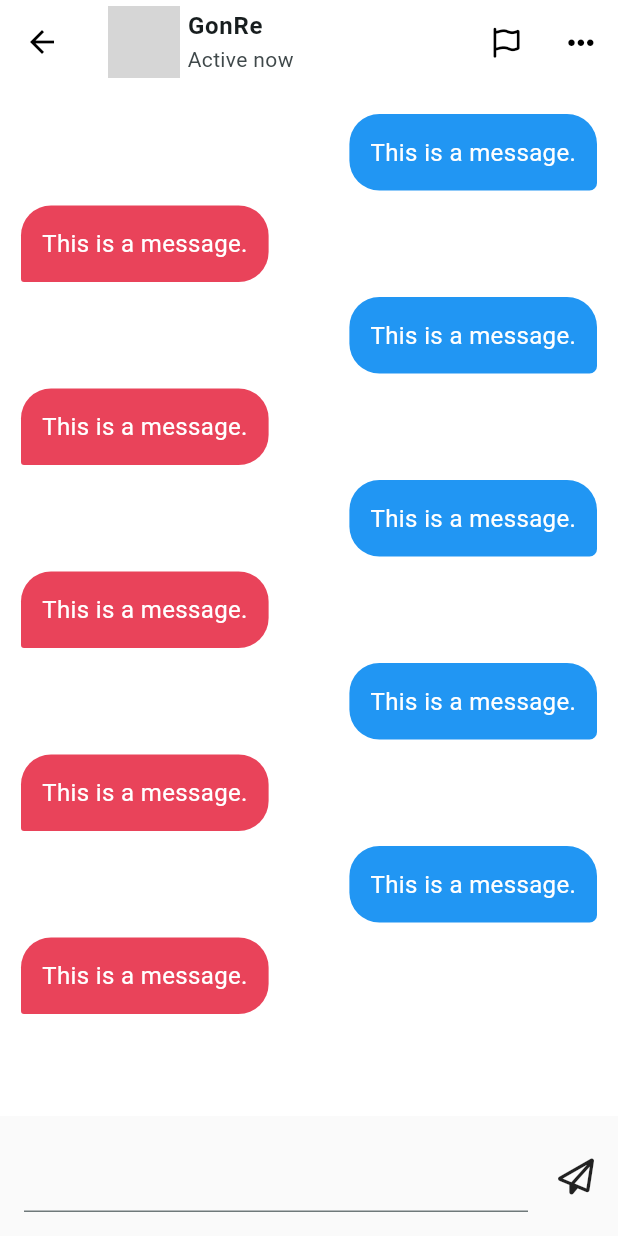
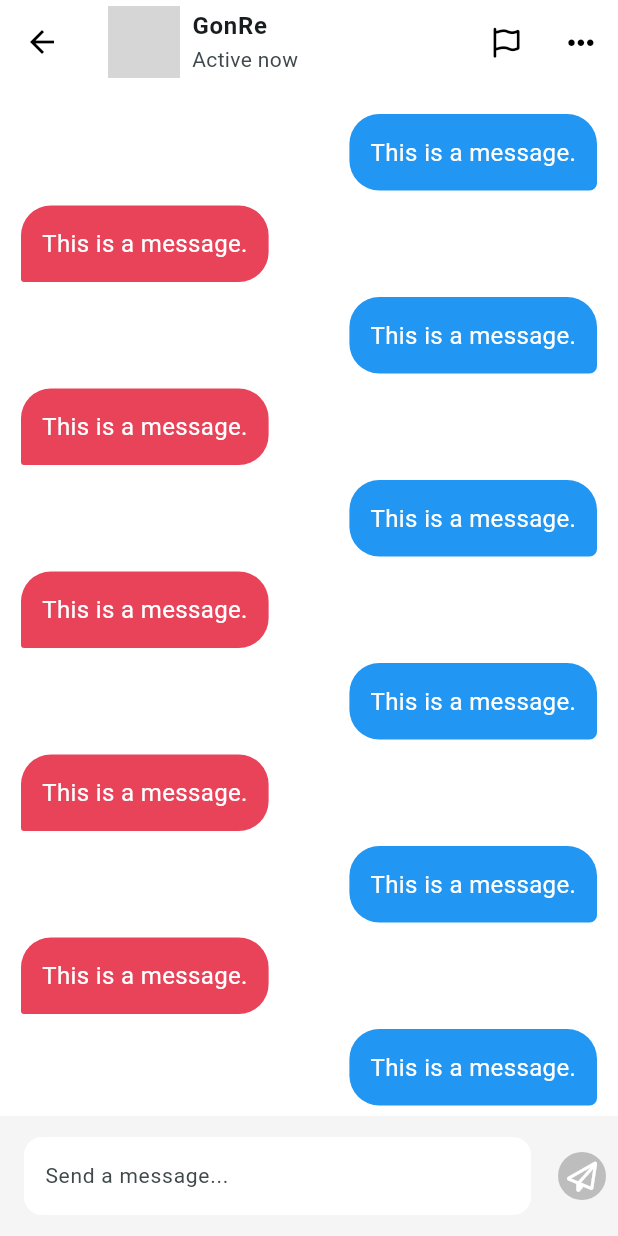
Before and after one commit to thekuhn37/flutter_tiktokclone, a Flutter app: the ChatDetailScreen screen opened directly, on a phone screen of 412 x 824 dp. Run offline on Flutter 3.47's test engine with Material 3 defaults, Android fonts, the phone set to English and light mode, and no system bars; our stand-ins replace font_awesome_flutter, video_player, visibility_detector; missing offline and left inert: dart:ffi; network calls fail; grey boxes are pictures that could not be loaded.

Commit message:
11. Code Challenge

```diff
--- a/lib/features/inbox/chat_detail_screen.dart
+++ b/lib/features/inbox/chat_detail_screen.dart
@@ -13,27 +13,105 @@ class ChatDetailScreen extends StatefulWidget {
 }
 
 class _ChatDetailScreenState extends State<ChatDetailScreen> {
+  late final TextEditingController _textEditingController;
+  bool _isWriting = false;
+  bool _isFieldtapped = false;
+
+  @override
+  void initState() {
+    _isWriting = false;
+    _isFieldtapped = false;
+    _textEditingController = TextEditingController();
+    super.initState();
+  }
+
+  @override
+  void dispose() {
+    _textEditingController.dispose();
+    super.dispose();
+  }
+
+  void _onStartWriting() {
+    setState(
+      () {
+        _isFieldtapped = true;
+      },
+    );
+  }
+
+  void _stopWriting() {
+    FocusScope.of(context).unfocus();
+    setState(() {
+      _isWriting = false;
+      _isFieldtapped = false;
+    });
+  }
+
+  void _onTextChanged(String text) {
+    setState(
+      () {
+        text.isNotEmpty ? _isWriting = true : _isWriting = false;
+      },
+    );
+  }
+
+  void _onTextSubmitted() {
+    FocusScope.of(context).unfocus();
+    print(_textEditingController.value);
+    setState(
+      () {
+        _isWriting = false;
+        _isFieldtapped = false;
+        _textEditingController.clear();
+      },
+    );
+  }
+
   @override
   Widget build(BuildContext context) {
-    return Scaffold(
+    return GestureDetector(
+      onTap: _stopWriting,
+      child: Scaffold(
         appBar: AppBar(
-        title: const ListTile(
+          title: ListTile(
             contentPadding: EdgeInsets.zero,
-          horizontalTitleGap: Sizes.size5,
-          leading: CircleAvatar(
+            horizontalTitleGap: Sizes.size8,
+            leading: Stack(
+              children: [
+                const CircleAvatar(
                   radius: Sizes.size24,
                   foregroundImage: NetworkImage(
                       "https://avatars.githubusercontent.com/u/107166856?s=96&v=4"),
                   child: Text('DH'),
                 ),
-          title: Text(
+                Positioned(
+                  bottom: 0,
+                  left: Sizes.size32,
+                  child: Container(
+                    decoration: BoxDecoration(
+                      color: const Color.fromARGB(255, 44, 242, 50),
+                      border: Border.all(
+                        width: 3,
+                        color: Colors.white,
+                      ),
+                      borderRadius: BorderRadius.circular(Sizes.size10),
+                    ),
+                    child: const CircleAvatar(
+                      backgroundColor: Colors.transparent,
+                      radius: Sizes.size5,
+                    ),
+                  ),
+                ),
+              ],
+            ),
+            title: const Text(
               "GonRe",
               style: TextStyle(
                 fontWeight: FontWeight.w600,
               ),
             ),
-          subtitle: Text("Active now"),
-          trailing: Row(
+            subtitle: const Text("Active now"),
+            trailing: const Row(
               mainAxisSize: MainAxisSize.min,
               children: [
                 FaIcon(
@@ -54,6 +132,7 @@ class _ChatDetailScreenState extends State<ChatDetailScreen> {
         body: Stack(
           children: [
             ListView.separated(
+              keyboardDismissBehavior: ScrollViewKeyboardDismissBehavior.onDrag,
               padding: const EdgeInsets.symmetric(
                 vertical: Sizes.size20,
                 horizontal: Sizes.size14,
@@ -96,27 +175,90 @@ class _ChatDetailScreenState extends State<ChatDetailScreen> {
                 );
               },
               separatorBuilder: (context, index) => Gaps.v10,
-            itemCount: 10,
+              itemCount: 20,
             ),
             Positioned(
               bottom: 0,
               width: MediaQuery.of(context).size.width,
+              // heigh,
               child: BottomAppBar(
+                padding: const EdgeInsets.only(
+                  top: Sizes.size14,
+                  bottom: Sizes.size14,
+                  left: Sizes.size16,
+                ),
                 elevation: 0,
-                color: Colors.grey.shade50,
+                color: Colors.grey.shade100,
                 child: Row(
+                  mainAxisSize: MainAxisSize.min,
                   children: [
-                    const Expanded(child: TextField()),
+                    Expanded(
+                      child: TextField(
+                        controller: _textEditingController,
+                        onChanged: _onTextChanged,
+                        onTap: _onStartWriting,
+                        expands: true,
+                        minLines: null,
+                        maxLines: null,
+                        textInputAction: TextInputAction.newline,
+                        cursorColor: Theme.of(context).colorScheme.onPrimary,
+                        style: const TextStyle(
+                          fontSize: Sizes.size14,
+                        ),
+                        decoration: InputDecoration(
+                          contentPadding: const EdgeInsets.symmetric(
+                            vertical: Sizes.size1,
+                            horizontal: Sizes.size10,
+                          ),
+                          isCollapsed: false,
+                          hintText: "Send a message...",
+                          border: OutlineInputBorder(
+                            borderRadius: BorderRadius.circular(Sizes.size12),
+                            borderSide: BorderSide.none,
+                          ),
+                          filled: true,
+                          fillColor: Colors.white,
+                          suffixIcon: _isFieldtapped
+                              ? const Padding(
+                                  padding: EdgeInsets.only(
+                                    top: Sizes.size10,
+                                    right: Sizes.size6,
+                                  ),
+                                  child: FaIcon(
+                                    FontAwesomeIcons.faceLaugh,
+                                  ),
+                                )
+                              : null,
+                        ),
+                      ),
+                    ),
                     // if we don't set the width of the textfield, there is always
                     // an error. => In that case, wrap the textfield with Expanded.
-                    Gaps.h20,
-                    Container(
-                      child: const FaIcon(FontAwesomeIcons.paperPlane),
+                    Gaps.h10,
+                    IconButton(
+                      onPressed: _onTextSubmitted,
+                      icon: Container(
+                        padding: const EdgeInsets.all(Sizes.size6),
+                        decoration: BoxDecoration(
+                          color: _isWriting
+                              ? Theme.of(context).colorScheme.onPrimary
+                              : Colors.grey.shade400,
+                          shape: BoxShape.circle,
+                          // borderRadius: BorderRadius.circular(Sizes.size20),
+                        ),
+                        child: const FaIcon(
+                          FontAwesomeIcons.paperPlane,
+                          color: Colors.white,
+                          size: Sizes.size20,
+                        ),
+                      ),
                     ),
                   ],
                 ),
-              )),
+              ),
+            ),
           ],
+        ),
       ),
     );
   }
```
Also changed, not shown: lib/features/discover/discover_screen.dart (+5 -3 lines), lib/features/videos/widgets/video_comments.dart (+8 -4 lines). Lines whose indentation alone changed are shown as unchanged.
